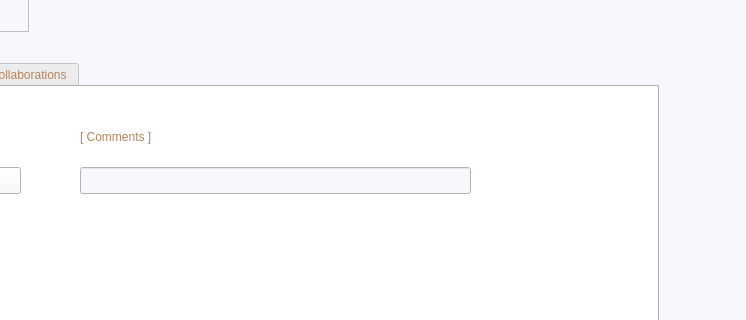
Qt form mainwindow.ui (Confused-Guy/Smart-research-publication-management) before a commit; both pictures show x 552 to 1298 and y 179 to 499 of the 1298 by 767 pixel window.
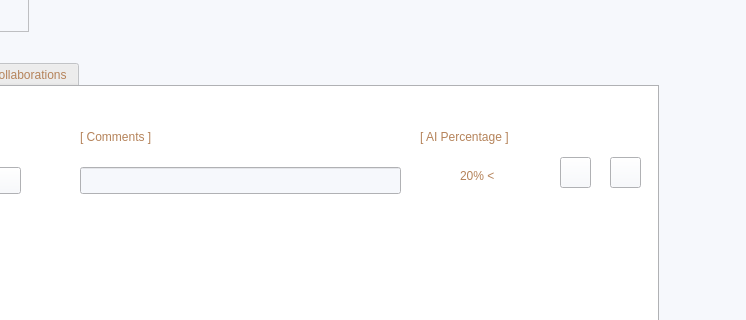
The same form after that commit. The open tabs and pages were chosen to show the change. Icons and pictures are not drawn.

```diff
--- a/mainwindow.ui
+++ b/mainwindow.ui
@@ -3966,11 +3966,71 @@
          <rect>
           <x>510</x>
           <y>80</y>
-          <width>391</width>
+          <width>321</width>
           <height>27</height>
          </rect>
         </property>
        </widget>
+       <widget class="QPushButton" name="pushButton_4">
+        <property name="geometry">
+         <rect>
+          <x>1040</x>
+          <y>70</y>
+          <width>31</width>
+          <height>31</height>
+         </rect>
+        </property>
+        <property name="text">
+         <string/>
+        </property>
+        <property name="icon">
+         <iconset>
+          <normaloff>icons/trash-2.svg</normaloff>icons/trash-2.svg</iconset>
+        </property>
+       </widget>
+       <widget class="QPushButton" name="pushButton_5">
+        <property name="geometry">
+         <rect>
+          <x>990</x>
+          <y>70</y>
+          <width>31</width>
+          <height>31</height>
+         </rect>
+        </property>
+        <property name="text">
+         <string/>
+        </property>
+        <property name="icon">
+         <iconset>
+          <normaloff>icons/edit.svg</normaloff>icons/edit.svg</iconset>
+        </property>
+       </widget>
+       <widget class="QLabel" name="label_8">
+        <property name="geometry">
+         <rect>
+          <x>850</x>
+          <y>40</y>
+          <width>131</width>
+          <height>19</height>
+         </rect>
+        </property>
+        <property name="text">
+         <string>[ AI Percentage ]</string>
+        </property>
+       </widget>
+       <widget class="QLabel" name="label_13">
+        <property name="geometry">
+         <rect>
+          <x>890</x>
+          <y>80</y>
+          <width>70</width>
+          <height>19</height>
+         </rect>
+        </property>
+        <property name="text">
+         <string>20% &lt;</string>
+        </property>
+       </widget>
       </widget>
       <widget class="QWidget" name="tab_3">
        <attribute name="icon">
```
Left out of the diff: 38 changed lines with no effect on the pictures.
